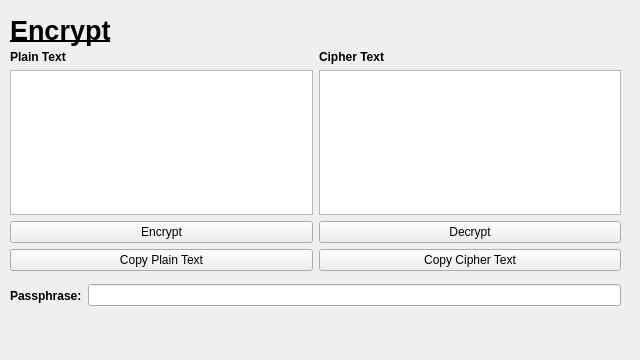
Before: the Qt Designer form AESCryptography/aescryptography.ui in AaronMisc/QT6ProjectCollection, drawn with Qt 5.
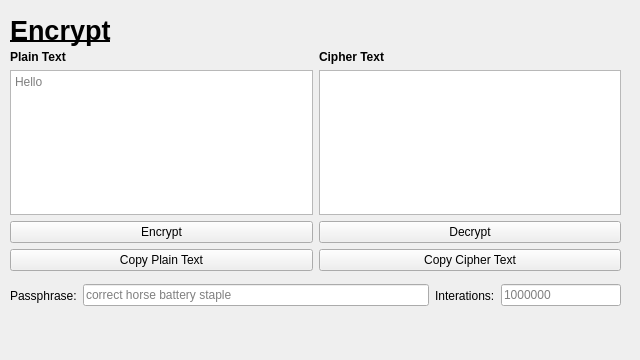
After: the same form once the commit is applied. The open tabs and pages were chosen to show the change. Icons and pictures are not drawn.

Commit message: feat(aes cryptography): used better encryption

What changed in the file:
```diff
--- a/AESCryptography/aescryptography.ui
+++ b/AESCryptography/aescryptography.ui
@@ -371,6 +371,9 @@
             <verstretch>0</verstretch>
            </sizepolicy>
           </property>
+          <property name="placeholderText">
+           <string>Hello</string>
+          </property>
          </widget>
         </item>
         <item>
@@ -477,7 +480,7 @@
        <widget class="QLabel" name="label_encryptPassphrase">
         <property name="font">
          <font>
-          <bold>true</bold>
+          <bold>false</bold>
          </font>
         </property>
         <property name="text">
@@ -486,7 +489,36 @@
        </widget>
       </item>
       <item>
-       <widget class="QLineEdit" name="encryptPassphrase"/>
+       <widget class="QLineEdit" name="encryptPassphrase">
+        <property name="placeholderText">
+         <string>correct horse battery staple</string>
+        </property>
+       </widget>
+      </item>
+      <item>
+       <widget class="QLabel" name="label_encryptPassphrase_2">
+        <property name="font">
+         <font>
+          <bold>false</bold>
+         </font>
+        </property>
+        <property name="text">
+         <string>Interations:</string>
+        </property>
+       </widget>
+      </item>
+      <item>
+       <widget class="QLineEdit" name="encryptIterations">
+        <property name="maximumSize">
+         <size>
+          <width>120</width>
+          <height>16777215</height>
+         </size>
+        </property>
+        <property name="placeholderText">
+         <string notr="true">1000000</string>
+        </property>
+       </widget>
       </item>
      </layout>
     </widget>
```
Left out of the diff: 28 changed lines with no effect on the pictures. The commit also changes 2 other files.
